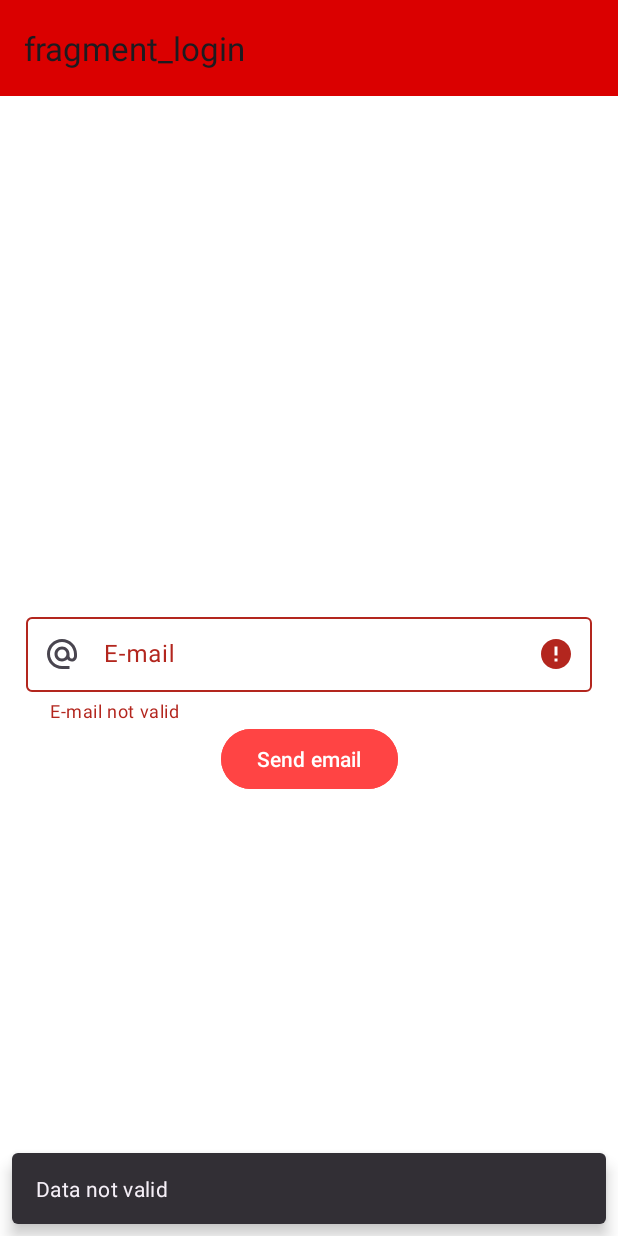
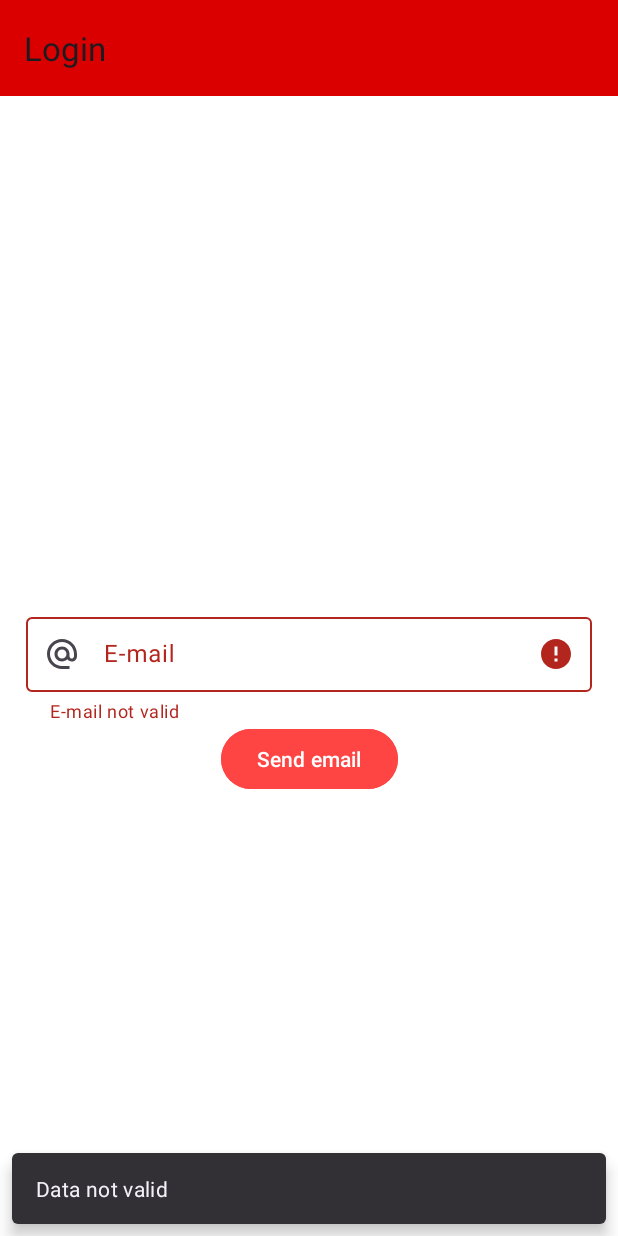
Before and after one commit to TechAle/notInsta, an Android app: the screen it shows after launch (LoginActivity), after a tap on "Send email", on a phone screen of 412 x 824 dp. Run offline under Robolectric (Android 15) with nearby library versions, the phone set to English and light mode, and no system bars; our stand-ins replace Firebase (no records; nobody signed in at launch, a user with empty details on screens opened directly), Room's generated code, navigation-ui; pictures from the network do not load; 3 statements that could not run were skipped; 2 other taps on this screen came first.

Commit message:
Toolbar fix title

```diff
--- a/app/src/main/java/com/example/mobileproject/UI/Login/LoginActivity.java
+++ b/app/src/main/java/com/example/mobileproject/UI/Login/LoginActivity.java
@@ -48,6 +48,9 @@ public final class LoginActivity extends AppCompatActivity {
     @Override
     protected void onCreate(Bundle savedInstanceState) {
         super.onCreate(savedInstanceState);
+
+        setTitle(getString(R.string.login));
+
         ServiceLocator sl = ServiceLocator.getInstance();
         UVM = new ViewModelProvider(this, new UsersVMFactory(sl.getUserRepo(), sl.getPostRepo(getApplicationContext())))
                 .get(UsersViewModel.class);
--- a/app/src/main/java/com/example/mobileproject/UI/Settings/SettingsActivity.java
+++ b/app/src/main/java/com/example/mobileproject/UI/Settings/SettingsActivity.java
@@ -18,6 +18,9 @@ public final class SettingsActivity extends AppCompatActivity {
     @Override
     protected void onCreate(Bundle savedInstanceState) {
         super.onCreate(savedInstanceState);
+
+        setTitle(getString(R.string.impostazioni));
+
         ActivitySettingsBinding binding = ActivitySettingsBinding.inflate(getLayoutInflater());
         setContentView(binding.getRoot());
         Toolbar t = binding.toolbar;
--- a/app/src/main/res/navigation/auth_navigation.xml
+++ b/app/src/main/res/navigation/auth_navigation.xml
@@ -8,7 +8,7 @@
     <fragment
         android:id="@+id/loginFragment"
         android:name="com.example.mobileproject.UI.Login.LoginFragment"
-        android:label="fragment_login"
+        android:label="@string/login"
         tools:layout="@layout/fragment_login">
         <action
             android:id="@+id/action_loginFragment_to_signupFragment"
@@ -24,7 +24,7 @@
     <fragment
         android:id="@+id/signupFragment"
         android:name="com.example.mobileproject.UI.Login.SignupFragment"
-        android:label="fragment_signup"
+        android:label="@string/signup"
         tools:layout="@layout/fragment_signup">
         <action
             android:id="@+id/action_signupFragment_to_termsConditionsFragment"
@@ -33,11 +33,11 @@
     <fragment
         android:id="@+id/termsConditionsFragment"
         android:name="com.example.mobileproject.UI.Login.TermsConditionsFragment"
-        android:label="fragment_terms_conditions"
+        android:label="@string/termsConditions"
         tools:layout="@layout/fragment_terms_conditions" />
     <fragment
         android:id="@+id/passwordResetFragment"
         android:name="com.example.mobileproject.UI.Login.PasswordResetFragment"
-        android:label="fragment_password_reset"
+        android:label="@string/forgotPassword"
         tools:layout="@layout/fragment_password_reset" />
 </navigation>
--- a/app/src/main/res/navigation/settings_navigation.xml
+++ b/app/src/main/res/navigation/settings_navigation.xml
@@ -7,17 +7,17 @@
     <fragment
         android:id="@+id/changePasswordFragment"
         android:name="com.example.mobileproject.UI.Settings.ChangePasswordFragment"
-        android:label="fragment_change_password"
+        android:label="@string/changePassword"
         tools:layout="@layout/fragment_change_password" />
     <fragment
         android:id="@+id/changeUsernameFragment"
         android:name="com.example.mobileproject.UI.Settings.ChangeUsernameFragment"
-        android:label="fragment_change_username"
+        android:label="@string/changeUsername"
         tools:layout="@layout/fragment_change_username" />
     <fragment
         android:id="@+id/settingsFragment"
         android:name="com.example.mobileproject.UI.Settings.SettingsFragment"
-        android:label="fragment_settings"
+        android:label="@string/impostazioni"
         tools:layout="@layout/fragment_settings">
         <action
             android:id="@+id/action_settingsFragment_to_changeUsernameFragment"
```
